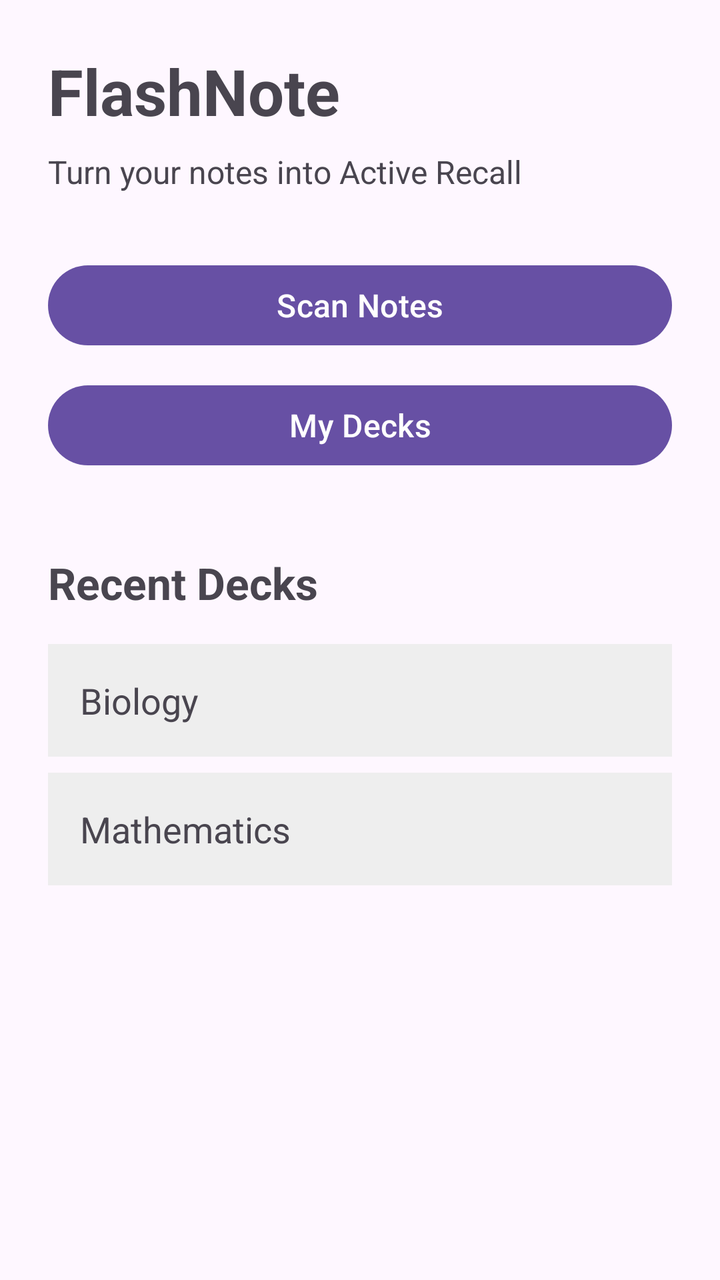
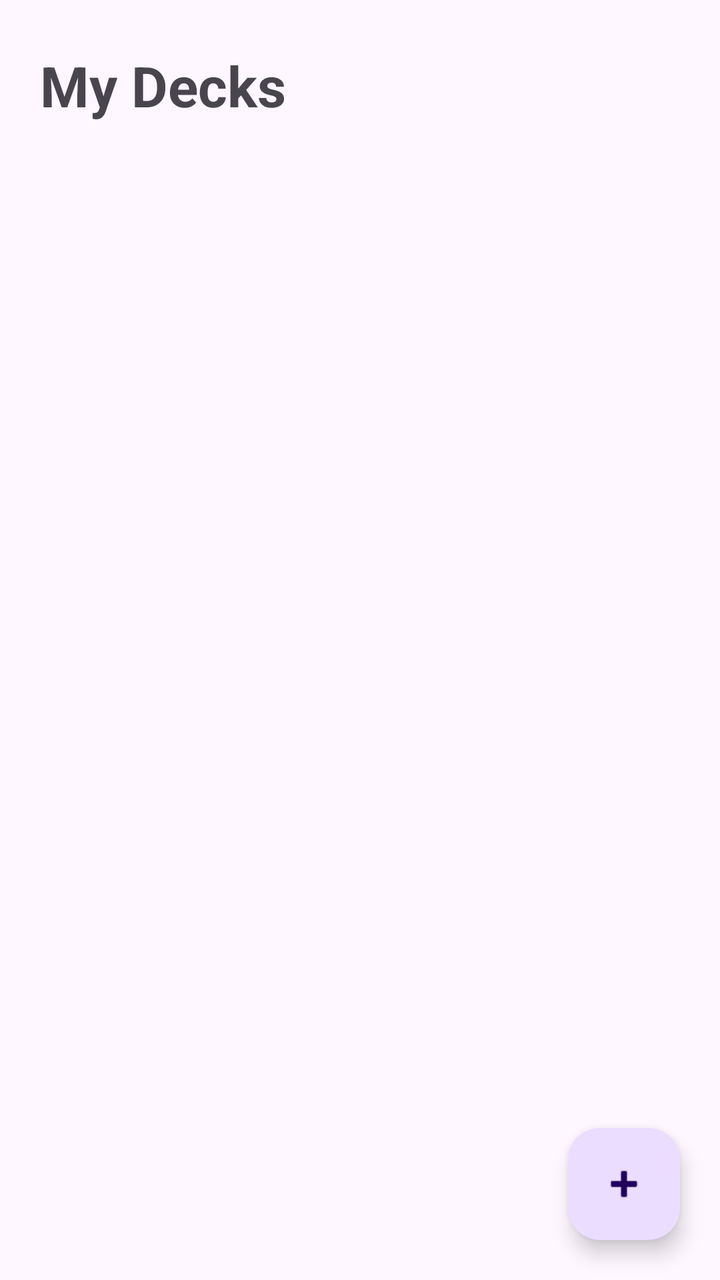

Two renders of the same Android screen: before a commit and after it. Below are the layout's source before the change and the commit's diff.
<!-- AndroidManifest.xml: application theme Theme.FlashNote -->
<!-- res/layout/activity_main.xml -->
<?xml version="1.0" encoding="utf-8"?>
<androidx.constraintlayout.widget.ConstraintLayout
    xmlns:android="http://schemas.android.com/apk/res/android"
    xmlns:app="http://schemas.android.com/apk/res-auto"
    xmlns:tools="http://schemas.android.com/tools"
    android:id="@+id/main"
    android:layout_width="match_parent"
    android:layout_height="match_parent"
    android:padding="24dp"
    tools:context=".MainActivity">

    
    <TextView
        android:id="@+id/titleText"
        android:layout_width="wrap_content"
        android:layout_height="wrap_content"
        android:text="FlashNote"
        android:textSize="32sp"
        android:textStyle="bold"
        app:layout_constraintStart_toStartOf="parent"
        app:layout_constraintTop_toTopOf="parent" />

    
    <TextView
        android:id="@+id/subtitleText"
        android:layout_width="wrap_content"
        android:layout_height="wrap_content"
        android:layout_marginTop="8dp"
        android:text="Turn your notes into Active Recall"
        android:textSize="16sp"
        app:layout_constraintStart_toStartOf="parent"
        app:layout_constraintTop_toBottomOf="@id/titleText" />

    
    <Button
        android:id="@+id/scanNotesButton"
        android:layout_width="0dp"
        android:layout_height="wrap_content"
        android:layout_marginTop="32dp"
        android:text="Scan Notes"
        android:textSize="16sp"
        app:layout_constraintEnd_toEndOf="parent"
        app:layout_constraintStart_toStartOf="parent"
        app:layout_constraintTop_toBottomOf="@id/subtitleText" />

    
    <Button
        android:id="@+id/myDecksButton"
        android:layout_width="0dp"
        android:layout_height="wrap_content"
        android:layout_marginTop="12dp"
        android:text="My Decks"
        android:textSize="16sp"
        app:layout_constraintEnd_toEndOf="parent"
        app:layout_constraintStart_toStartOf="parent"
        app:layout_constraintTop_toBottomOf="@id/scanNotesButton" />

    
    <TextView
        android:id="@+id/recentDecksText"
        android:layout_width="wrap_content"
        android:layout_height="wrap_content"
        android:layout_marginTop="40dp"
        android:text="Recent Decks"
        android:textSize="22sp"
        android:textStyle="bold"
        app:layout_constraintStart_toStartOf="parent"
        app:layout_constraintTop_toBottomOf="@id/myDecksButton" />

    
    <TextView
        android:id="@+id/deckOneText"
        android:layout_width="0dp"
        android:layout_height="wrap_content"
        android:layout_marginTop="16dp"
        android:text="Biology"
        android:textSize="18sp"
        android:padding="16dp"
        android:background="#EEEEEE"
        app:layout_constraintEnd_toEndOf="parent"
        app:layout_constraintStart_toStartOf="parent"
        app:layout_constraintTop_toBottomOf="@id/recentDecksText" />

    
    <TextView
        android:id="@+id/deckTwoText"
        android:layout_width="0dp"
        android:layout_height="wrap_content"
        android:layout_marginTop="8dp"
        android:text="Mathematics"
        android:textSize="18sp"
        android:padding="16dp"
        android:background="#EEEEEE"
        app:layout_constraintEnd_toEndOf="parent"
        app:layout_constraintStart_toStartOf="parent"
        app:layout_constraintTop_toBottomOf="@id/deckOneText" />

</androidx.constraintlayout.widget.ConstraintLayout>
<!-- resources referenced by this layout -->
<resources>
  <style name="Theme.FlashNote" parent="Base.Theme.FlashNote" />
  <style name="Base.Theme.FlashNote" parent="Theme.Material3.DayNight.NoActionBar">
          
          
      </style>
</resources>

<!-- the commit's change to res/layout/activity_main.xml (unified diff, before → after) -->
@@ -1,98 +1,42 @@
 <?xml version="1.0" encoding="utf-8"?>
-<androidx.constraintlayout.widget.ConstraintLayout
-    xmlns:android="http://schemas.android.com/apk/res/android"
+<androidx.constraintlayout.widget.ConstraintLayout xmlns:android="http://schemas.android.com/apk/res/android"
     xmlns:app="http://schemas.android.com/apk/res-auto"
     xmlns:tools="http://schemas.android.com/tools"
     android:id="@+id/main"
     android:layout_width="match_parent"
     android:layout_height="match_parent"
-    android:padding="24dp"
     tools:context=".MainActivity">
 
-    
     <TextView
         android:id="@+id/titleText"
         android:layout_width="wrap_content"
         android:layout_height="wrap_content"
-        android:text="FlashNote"
-        android:textSize="32sp"
+        android:layout_marginStart="20dp"
+        android:layout_marginTop="24dp"
+        android:text="My Decks"
+        android:textSize="28sp"
         android:textStyle="bold"
         app:layout_constraintStart_toStartOf="parent"
         app:layout_constraintTop_toTopOf="parent" />
 
-    
-    <TextView
-        android:id="@+id/subtitleText"
-        android:layout_width="wrap_content"
-        android:layout_height="wrap_content"
-        android:layout_marginTop="8dp"
-        android:text="Turn your notes into Active Recall"
-        android:textSize="16sp"
+    <androidx.recyclerview.widget.RecyclerView
+        android:id="@+id/decksRecyclerView"
+        android:layout_width="0dp"
+        android:layout_height="0dp"
+        android:layout_marginTop="16dp"
+        app:layout_constraintBottom_toBottomOf="parent"
+        app:layout_constraintEnd_toEndOf="parent"
         app:layout_constraintStart_toStartOf="parent"
         app:layout_constraintTop_toBottomOf="@id/titleText" />
 
-    
-    <Button
-        android:id="@+id/scanNotesButton"
-        android:layout_width="0dp"
-        android:layout_height="wrap_content"
-        android:layout_marginTop="32dp"
-        android:text="Scan Notes"
-        android:textSize="16sp"
-        app:layout_constraintEnd_toEndOf="parent"
-        app:layout_constraintStart_toStartOf="parent"
-        app:layout_constraintTop_toBottomOf="@id/subtitleText" />
-
-    
-    <Button
-        android:id="@+id/myDecksButton"
-        android:layout_width="0dp"
-        android:layout_height="wrap_content"
-        android:layout_marginTop="12dp"
-        android:text="My Decks"
-        android:textSize="16sp"
-        app:layout_constraintEnd_toEndOf="parent"
-        app:layout_constraintStart_toStartOf="parent"
-        app:layout_constraintTop_toBottomOf="@id/scanNotesButton" />
-
-    
-    <TextView
-        android:id="@+id/recentDecksText"
+    <com.google.android.material.floatingactionbutton.FloatingActionButton
+        android:id="@+id/addDeckButton"
         android:layout_width="wrap_content"
         android:layout_height="wrap_content"
-        android:layout_marginTop="40dp"
-        android:text="Recent Decks"
-        android:textSize="22sp"
-        android:textStyle="bold"
-        app:layout_constraintStart_toStartOf="parent"
-        app:layout_constraintTop_toBottomOf="@id/myDecksButton" />
-
-    
-    <TextView
-        android:id="@+id/deckOneText"
-        android:layout_width="0dp"
-        android:layout_height="wrap_content"
-        android:layout_marginTop="16dp"
-        android:text="Biology"
-        android:textSize="18sp"
-        android:padding="16dp"
-        android:background="#EEEEEE"
-        app:layout_constraintEnd_toEndOf="parent"
-        app:layout_constraintStart_toStartOf="parent"
-        app:layout_constraintTop_toBottomOf="@id/recentDecksText" />
-
-    
-    <TextView
-        android:id="@+id/deckTwoText"
-        android:layout_width="0dp"
-        android:layout_height="wrap_content"
-        android:layout_marginTop="8dp"
-        android:text="Mathematics"
-        android:textSize="18sp"
-        android:padding="16dp"
-        android:background="#EEEEEE"
-        app:layout_constraintEnd_toEndOf="parent"
-        app:layout_constraintStart_toStartOf="parent"
-        app:layout_constraintTop_toBottomOf="@id/deckOneText" />
+        android:layout_margin="20dp"
+        android:contentDescription="Add Deck"
+        android:src="@android:drawable/ic_input_add"
+        app:layout_constraintBottom_toBottomOf="parent"
+        app:layout_constraintEnd_toEndOf="parent" />
 
 </androidx.constraintlayout.widget.ConstraintLayout>
